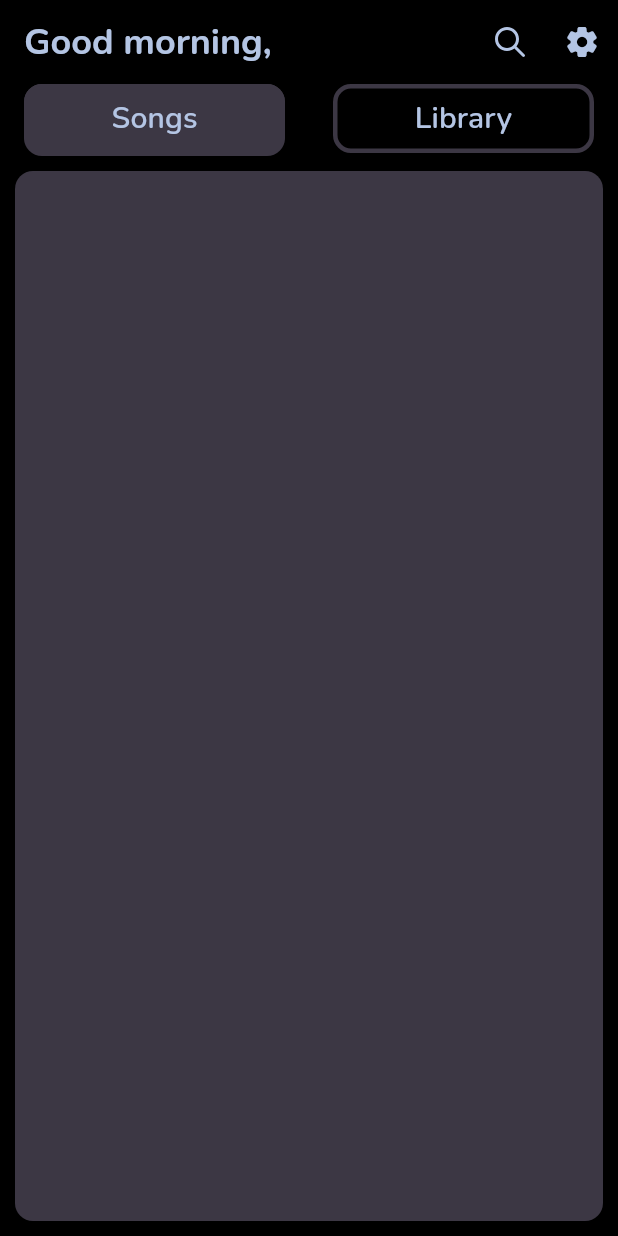
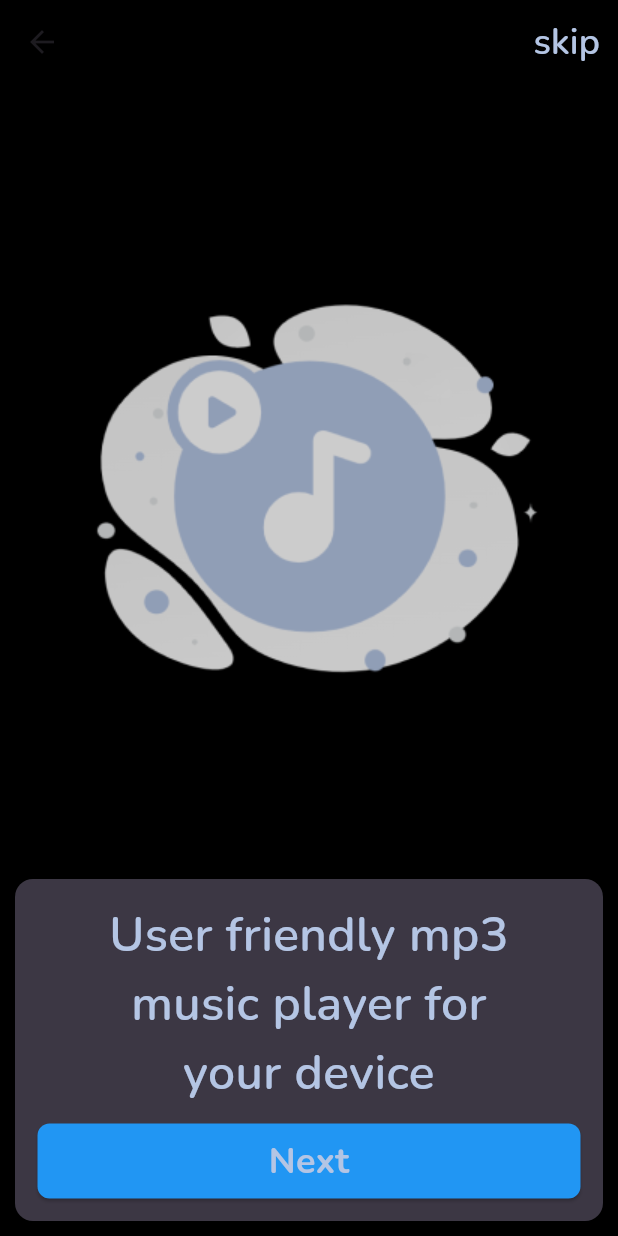
Before and after one commit to MuhammedShabeel001/BeatFusion, a Flutter app: the screen it shows after launch, on a phone screen of 412 x 824 dp. Run offline on Flutter 3.47's test engine with Material 3 defaults, Android fonts, the light colour scheme and no system bars; our stand-ins replace flutter_rating_bar, flutter_svg, hive, hive_flutter, just_audio, on_audio_query and 3 more; accounts and stored records are empty.

Commit message:
"Landing screens"

```diff
--- a/lib/main.dart
+++ b/lib/main.dart
@@ -3,6 +3,7 @@ import 'package:beatfusion/database/favorite.dart';
 import 'package:beatfusion/database/history.dart';
 import 'package:beatfusion/database/playlist.dart';
 import 'package:beatfusion/database/song.dart';
+import 'package:beatfusion/screens/splash.dart';
 import 'package:beatfusion/screens/splash.dart';
 import 'package:flutter/material.dart';
 import 'package:hive_flutter/adapters.dart';
--- /dev/null
+++ b/lib/widgets/Landing/landing.dart
@@ -0,0 +1,532 @@
+// import 'dart:html';=
+
+import 'package:beatfusion/common/text_style.dart';
+import 'package:beatfusion/common/theme.dart';
+import 'package:beatfusion/functions/controller.dart';
+import 'package:beatfusion/screens/home_page.dart';
+// import 'package:beatfusion/widgets/Landing/screen1.dart';
+import 'package:flutter/material.dart';
+import 'package:permission_handler/permission_handler.dart';
+import 'package:shared_preferences/shared_preferences.dart';
+const key = 'success';
+
+class Welcome1 extends StatefulWidget {
+  const Welcome1({super.key});
+
+  @override
+  State<Welcome1> createState() => _Welcome1State();
+}
+
+class _Welcome1State extends State<Welcome1> {
+  final PageController _controller = PageController();
+
+  @override
+  void initState() {
+    requestStoragePermission();
+    super.initState();
+  }
+
+  Future<void> requestStoragePermission() async {
+    final PermissionStatus status = await Permission.audio.request();
+    final PermissionStatus status1 = await Permission.storage.request();
+    if (status.isGranted || status1.isGranted) {
+      await fetchSongs();
+      final shared = await SharedPreferences.getInstance();
+      shared.setBool(key,true);
+    }
+    if (status.isDenied && status1.isDenied) {
+      // ignore: use_build_context_synchronously
+      await openAppSettings();
+    }
+    if (status.isPermanentlyDenied || status1.isPermanentlyDenied) {
+      await openAppSettings();
+    }
+  }
+
+  @override
+  Widget build(BuildContext context) {
+    return Scaffold(
+      appBar: AppBar(
+        actions: [
+          TextButton(
+            onPressed: (){
+              Navigator.pushAndRemoveUntil(context, MaterialPageRoute(builder: (context) => const ScreenHome(),), (route) => false);
+            },
+            child: Text(
+              'skip',
+              style: FontStyles.name2,
+            ))
+        ],
+      ),
+      body: PageView(
+        controller: _controller,
+        children: [
+          Stack(
+            children: [
+              Container(
+        height: double.infinity,
+        width: double.infinity,
+        color: MyTheme().primaryColor,
+        padding: const EdgeInsets.all(10),
+        child: Column(
+          mainAxisAlignment: MainAxisAlignment.end,
+          children: [
+            Image.asset('assets/pics/71.png'),
+            const SizedBox(height: 100,),
+            Container(
+              decoration: BoxDecoration(
+                color: MyTheme().secondaryColor,
+                borderRadius: BorderRadius.circular(12)
+              ),
+              width: double.infinity,
+              padding: const EdgeInsets.all(15),
+              child: Column(
+                children: [
+                  Text(
+                    '''User friendly mp3
+music player for
+your device''',
+                    textAlign: TextAlign.center,
+                    style: FontStyles.landing,
+                  ),
+                  const SizedBox(height: 10,),
+                  ElevatedButton(
+                    style: ButtonStyle(
+                      minimumSize: MaterialStateProperty.all<Size>(const Size(double.infinity, 50)),
+                      backgroundColor: MaterialStateProperty.all<Color>(Colors.blue),
+                      shape: MaterialStateProperty.all<RoundedRectangleBorder>(
+                        RoundedRectangleBorder(
+                          borderRadius: BorderRadius.circular(8.0), // Adjust the value for the desired roundness
+                        ),
+                      )
+                    ),
+                    onPressed: ()async {
+                      _controller.nextPage(duration: const Duration(microseconds: 500), curve: Curves.easeInOutQuad);
+                      // SharedPreferences prefs = await SharedPreferences.getInstance();
+                      // prefs.setBool('hasSeenScreens', true);
+                      // Navigator.pushAndRemoveUntil(context, MaterialPageRoute(builder: (context) => const LandingTwo(),), (route) => false);
+                    },
+                    child: Text('Next',style: FontStyles.greeting,))
+                ],
+              ),
+            )
+          ],
+        ),
+      ),
+              // Container(
+              //   color: Colors.black,
+              //   width: double.infinity,
+              //   height: double.infinity,
+              //   child: Column(
+              //     children: [
+              //       Container(
+              //         width: double.infinity,
+              //         height: 510,
+              //         decoration: const BoxDecoration(
+              //             image: DecorationImage(
+              //                 image: AssetImage('assets/images/new.webp'),
+              //                 fit: BoxFit.cover)),
+              //       ),
+              //     ],
+              //   ),
+              // ),
+              // Column(
+              //   mainAxisAlignment: MainAxisAlignment.end,
+              //   children: [
+              //     Container(
+              //       height: 320,
+              //       width: double.infinity,
+              //       decoration: const BoxDecoration(
+              //           color: Colors.black,
+              //           borderRadius: BorderRadius.only(
+              //               topLeft: Radius.circular(30),
+              //               topRight: Radius.circular(30))),
+              //       child: Column(
+              //         mainAxisAlignment: MainAxisAlignment.center,
+              //         children: [
+              //           const Text(
+              //             'User friendly mp3',
+              //             style: TextStyle(
+              //                 color: Colors.white,
+              //                 fontFamily: 'WELCOME',
+              //                 fontSize: 35),
+              //           ),
+              //           const Text(
+              //             'music player for',
+              //             style: TextStyle(
+              //                 color: Colors.white,
+              //                 fontFamily: 'WELCOME',
+              //                 fontSize: 35),
+              //           ),
+              //           const Text(
+              //             'your device',
+              //             style: TextStyle(
+              //                 color: Colors.white,
+              //                 fontFamily: 'WELCOME',
+              //                 fontSize: 35),
+              //           ),
+              //           const SizedBox(
+              //             height: 10,
+              //           ),
+              //           Container(
+              //             alignment: const Alignment(0, 0.7),
+              //             child: SmoothPageIndicator(
+              //               controller: _controller,
+              //               count: 3,
+              //               effect: const WormEffect(
+              //                   dotColor: Colors.white,
+              //                   dotHeight: 10,
+              //                   dotWidth: 15,
+              //                   activeDotColor:
+              //                       Color.fromARGB(255, 255, 111, 0)),
+              //             ),
+              //           ),
+              //           const SizedBox(
+              //             height: 20,
+              //           ),
+              //           ElevatedButton(
+              //               style: ElevatedButton.styleFrom(
+              //                   backgroundColor:
+              //                       const Color.fromARGB(255, 255, 111, 0),
+              //                   shape: RoundedRectangleBorder(
+              //                       borderRadius: BorderRadius.circular(20)),
+              //                   minimumSize: const Size(300, 50)),
+              //               onPressed: () {
+              //                 _controller.nextPage(
+              //                     duration: const Duration(microseconds: 500),
+              //                     curve: Curves.easeIn);
+              //               },
+              //               child: const Text(
+              //                 'Next',
+              //                 style:
+              //                     TextStyle(fontSize: 18, color: Colors.white),
+              //               )),
+              //           TextButton(
+              //               onPressed: () {
+              //                 Navigator.of(context).push(MaterialPageRoute(
+              //                     builder: (ctx) => const Maniscreen()));
+              //               },
+              //               child: const Text(
+              //                 'Skip',
+              //                 style:
+              //                     TextStyle(fontSize: 17, color: Colors.white),
+              //               )),
+              //         ],
+              //       ),
+              //     ),
+              //   ],
+              // ),
+            ],
+          ),
+          Stack(
+            children: [
+              Container(
+        height: double.infinity,
+        width: double.infinity,
+        color: MyTheme().primaryColor,
+        padding: const EdgeInsets.all(10),
+        child: Column(
+          mainAxisAlignment: MainAxisAlignment.end,
+          children: [
+            Image.asset('assets/pics/71.png'),
+            const SizedBox(height: 100,),
+            Container(
+              decoration: BoxDecoration(
+                color: MyTheme().secondaryColor,
+                borderRadius: BorderRadius.circular(12)
+              ),
+              width: double.infinity,
+              padding: const EdgeInsets.all(15),
+              child: Column(
+                children: [
+                  Text(
+                    '''We provide a better
+audio experience
+than others''',
+                    textAlign: TextAlign.center,
+                    style: FontStyles.landing,
+                  ),
+                  const SizedBox(height: 10,),
+                  ElevatedButton(
+                    style: ButtonStyle(
+                      minimumSize: MaterialStateProperty.all<Size>(const Size(double.infinity, 50)),
+                      backgroundColor: MaterialStateProperty.all<Color>(Colors.blue),
+                      shape: MaterialStateProperty.all<RoundedRectangleBorder>(
+                        RoundedRectangleBorder(
+                          borderRadius: BorderRadius.circular(8.0),
+                        ),
+                      )
+                    ),
+                    onPressed: ()async{
+                      _controller.nextPage(duration: const Duration(microseconds: 500), curve: Curves.easeInOutQuad);
+                      // SharedPreferences prefs = await SharedPreferences.getInstance();
+                      // prefs.setBool('hasSeenScreens', true);
+                      // Navigator.pushAndRemoveUntil(context, MaterialPageRoute(builder: (context) => const LandingThree(),), (route) => false);
+                    },
+                    child: Text('Next',style: FontStyles.greeting,))
+                ],
+              ),
+            )
+          ],
+        ),
+      ),
+              // Container(
+              //   color: Colors.black,
+              //   width: double.infinity,
+              //   height: double.infinity,
+              //   child: Column(
+              //     children: [
+              //       Container(
+              //         width: double.infinity,
+              //         height: 510,
+              //         decoration: const BoxDecoration(
+              //             image: DecorationImage(
+              //                 image: AssetImage('assets/images/new.webp'),
+              //                 fit: BoxFit.cover)),
+              //       ),
+              //     ],
+              //   ),
+              // ),
+              // Column(
+              //   mainAxisAlignment: MainAxisAlignment.end,
+              //   children: [
+              //     Container(
+              //       height: 320,
+              //       width: double.infinity,
+              //       decoration: const BoxDecoration(
+              //           color: Colors.black,
+              //           borderRadius: BorderRadius.only(
+              //               topLeft: Radius.circular(30),
+              //               topRight: Radius.circular(30))),
+              //       child: Column(
+              //         mainAxisAlignment: MainAxisAlignment.center,
+              //         children: [
+              //           const Text(
+              //             'We provide a better',
+              //             style: TextStyle(
+              //                 color: Colors.white,
+              //                 fontFamily: 'WELCOME',
+              //                 fontSize: 35),
+              //           ),
+              //           const Text(
+              //             'audio experience',
+              //             style: TextStyle(
+              //                 color: Colors.white,
+              //                 fontFamily: 'WELCOME',
+              //                 fontSize: 35),
+              //           ),
+              //           const Text(
+              //             'than others',
+              //             style: TextStyle(
+              //                 color: Colors.white,
+              //                 fontFamily: 'WELCOME',
+              //                 fontSize: 35),
+              //           ),
+              //           const SizedBox(
+              //             height: 10,
+              //           ),
+              //           Container(
+              //             alignment: const Alignment(0, 0.7),
+              //             child: SmoothPageIndicator(
+              //               controller: _controller,
+              //               count: 3,
+              //               effect: const WormEffect(
+              //                   dotColor: Colors.white,
+              //                   dotHeight: 10,
+              //                   dotWidth: 15,
+              //                   activeDotColor:
+              //                       Color.fromARGB(255, 255, 111, 0)),
+              //             ),
+              //           ),
+              //           const SizedBox(
+              //             height: 20,
+              //           ),
+              //           ElevatedButton(
+              //               style: ElevatedButton.styleFrom(
+              //                   backgroundColor:
+              //                       const Color.fromARGB(255, 255, 111, 0),
+              //                   shape: RoundedRectangleBorder(
+              //                       borderRadius: BorderRadius.circular(20)),
+              //                   minimumSize: const Size(300, 50)),
+              //               onPressed: () {
+              //                 _controller.nextPage(
+              //                     duration: const Duration(microseconds: 500),
+              //                     curve: Curves.easeIn);
+              //               },
+              //               child: const Text(
+              //                 'Next',
+              //                 style:
+              //                     TextStyle(fontSize: 18, color: Colors.white),
+              //               )),
+              //           TextButton(
+              //               onPressed: () {
+              //                 Navigator.of(context).push(MaterialPageRoute(
+              //                     builder: (ctx) => const Maniscreen()));
+              //               },
+              //               child: const Text(
+              //                 'Skip',
+              //                 style:
+              //                     TextStyle(fontSize: 17, color: Colors.white),
+              //               )),
+              //         ],
+              //       ),
+              //     ),
+              //   ],
+              // ),
+            ],
+          ),
+          Stack(
+            children: [
+                Container(
+        height: double.infinity,
+        width: double.infinity,
+        color: MyTheme().primaryColor,
+        padding: const EdgeInsets.all(10),
+        child: Column(
+          mainAxisAlignment: MainAxisAlignment.end,
+          children: [
+            Image.asset('assets/pics/71.png'),
+            const SizedBox(height: 100,),
+            Container(
+              decoration: BoxDecoration(
+                color: MyTheme().secondaryColor,
+                borderRadius: BorderRadius.circular(12)
+              ),
+              width: double.infinity,
+              padding: const EdgeInsets.all(15),
+              child: Column(
+                children: [
+                  Text(
+                    '''Listen to the best
+audio & music with
+Beatfusion now!''',
+                    textAlign: TextAlign.center,
+                    style: FontStyles.landing,
+                  ),
+                  const SizedBox(height: 10,),
+                  ElevatedButton(
+                    style: ButtonStyle(
+                      minimumSize: MaterialStateProperty.all<Size>(const Size(double.infinity, 50)),
+                      backgroundColor: MaterialStateProperty.all<Color>(Colors.blue),
+                      shape: MaterialStateProperty.all<RoundedRectangleBorder>(
+                        RoundedRectangleBorder(
+                          borderRadius: BorderRadius.circular(8.0), // Adjust the value for the desired roundness
+                        ),
+                      )
+                    ),
+                    onPressed: ()async {
+
+                      // SharedPreferences prefs = await SharedPreferences.getInstance();
+                      // prefs.setBool('hasSeenScreens', true);
+                      Navigator.pushAndRemoveUntil(context, MaterialPageRoute(builder: (context) => const ScreenHome(),), (route) => false);
+                    },
+                    child: Text('Get inside',style: FontStyles.greeting,))
+                ],
+              ),
+            )
+          ],
+        ),
+      ),
+
+              // Container(
+              //   color: Colors.black,
+              //   width: double.infinity,
+              //   height: double.infinity,
+              //   child: Column(
+              //     children: [
+              //       Container(
+              //         width: double.infinity,
+              //         height: 510,
+              //         decoration: const BoxDecoration(
+              //             image: DecorationImage(
+              //                 image: AssetImage('assets/images/new.webp'),
+              //                 fit: BoxFit.cover)),
+              //       ),
+              //     ],
+              //   ),
+              // ),
+              // Column(
+              //   mainAxisAlignment: MainAxisAlignment.end,
+              //   children: [
+              //     Container(
+              //       height: 320,
+              //       width: double.infinity,
+              //       decoration: const BoxDecoration(
+              //           color: Colors.black,
+              //           borderRadius: BorderRadius.only(
+              //               topLeft: Radius.circular(30),
+              //               topRight: Radius.circular(30))),
+              //       child: Column(
+              //         mainAxisAlignment: MainAxisAlignment.center,
+              //         children: [
+              //           const Text(
+              //             'Listen to the best',
+              //             style: TextStyle(
+              //                 color: Colors.white,
+              //                 fontFamily: 'WELCOME',
+              //                 fontSize: 35),
+              //           ),
+              //           const Text(
+              //             'audio & music with',
+              //             style: TextStyle(
+              //                 color: Colors.white,
+              //                 fontFamily: 'WELCOME',
+              //                 fontSize: 35),
+              //           ),
+              //           const Text(
+              //             'Slashi now!',
+              //             style: TextStyle(
+              //                 color: Colors.white,
+              //                 fontFamily: 'WELCOME',
+              //                 fontSize: 35),
+              //           ),
+              //           const SizedBox(
+              //             height: 10,
+              //           ),
+              //           Container(
+              //             alignment: const Alignment(0, 0.7),
+              //             child: SmoothPageIndicator(
+              //               controller: _controller,
+              //               count: 3,
+              //               effect: const WormEffect(
+              //                   dotColor: Colors.white,
+              //                   dotHeight: 10,
+              //                   dotWidth: 15,
+              //                   activeDotColor:
+              //                       Color.fromARGB(255, 255, 111, 0)),
+              //             ),
+              //           ),
+              //           const SizedBox(
+              //             height: 20,
+              //           ),
+              //           ElevatedButton(
+              //               style: ElevatedButton.styleFrom(
+              //                   backgroundColor:
+              //                       const Color.fromARGB(255, 255, 111, 0),
+              //                   shape: RoundedRectangleBorder(
+              //                       borderRadius: BorderRadius.circular(20)),
+              //                   minimumSize: const Size(300, 50)),
+              //               onPressed: () {
+              //                 Navigator.of(context).push(MaterialPageRoute(
+              //                     builder: (ctx) => const Maniscreen()));
+              //               },
+              //               child: const Text(
+              //                 'Get Started',
+              //                 style:
+              //                     TextStyle(fontSize: 18, color: Colors.white),
+              //               )),
+              //           const SizedBox(
+              //             height: 48,
+              //           ),
+              //         ],
+              //       ),
+              //     ),
+              //   ],
+              // ),
+            ],
+          ),
+        ],
+      ),
+    );
+  }
+}
--- a/lib/widgets/Library/playlist/MusicplaylistPage.dart
+++ b/lib/widgets/Library/playlist/MusicplaylistPage.dart
@@ -47,7 +47,7 @@ Future<void> showAddPlaylistDialog(BuildContext context) async {
                         Navigator.of(context).pop();
                         Navigator.pushReplacement(
                           context,
-                          MaterialPageRoute(builder: (context) => SongsPlayList(ListName: playlistName)),
+                          MaterialPageRoute(builder: (context) => SongsPlayList(ListName: playlistName,)),
                         );
                       }
                     : null,
--- a/lib/widgets/Library/playlist/playlistDetails.dart
+++ b/lib/widgets/Library/playlist/playlistDetails.dart
@@ -70,7 +70,7 @@ class _PlaylistDetailScreenState extends State<PlaylistDetailScreen> {
           IconButton(onPressed: (){
             Navigator.pushReplacement(
                           context,
-                          MaterialPageRoute(builder: (context) => SongsPlayList(ListName: widget.playlist.name)),);
+                          MaterialPageRoute(builder: (context) => SongsPlayList(ListName: widget.playlist.name,)),);
           }, icon: Icon(Icons.add),color: MyTheme().iconColor,)
         ],
         leading: IconButton(onPressed: (){
--- a/pubspec.yaml
+++ b/pubspec.yaml
@@ -45,8 +45,8 @@ dependencies:
   package_info_plus: ^5.0.1
   path: ^1.9.0
   path_provider: ^2.1.1
+  permission_handler: ^11.3.0
   rxdart: ^0.27.7
-  # share_plus: ^7.2.2
   shared_preferences: ^2.2.2
 
 dev_dependencies:
```
Also changed, not shown: lib/functions/controller.dart (+16 -0 lines), lib/screens/splash.dart (+30 -12 lines), lib/widgets/Library/playlist/listOfPLaylistSongs.dart (+13 -14 lines), lib/screens/test.dart (added), lib/widgets/Library/playlist/songsPLaylist.dart (line endings or trailing spaces), pubspec.lock, 3 other files.
